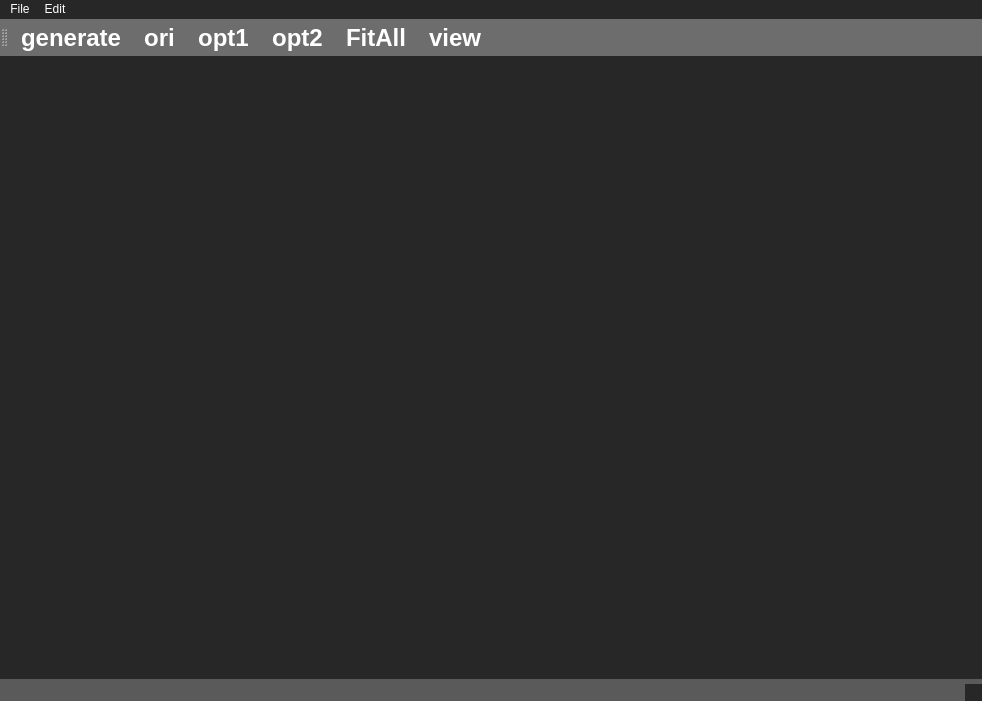
Above: OccDebuger/MainWindowOcc.ui from WisdomToNorth/OccDemo before the change. Below: the same form after it.
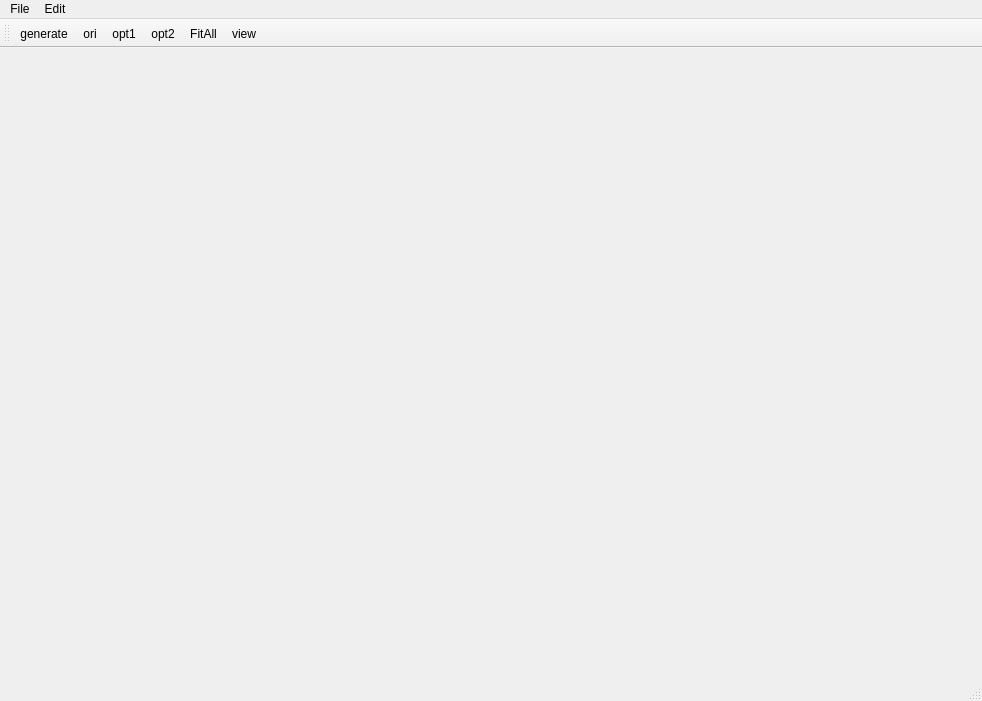
That is the form after the change.

Patch:
```diff
--- a/OccDebuger/MainWindowOcc.ui
+++ b/OccDebuger/MainWindowOcc.ui
@@ -13,152 +13,6 @@
   <property name="windowTitle">
    <string>MainWindowOcc</string>
   </property>
-  <property name="styleSheet">
-   <string notr="true">QWidget {
-    background-color: rgb(39, 39, 39);
-    border-color: black;
-    color: white;
-}
-
-QAbstractItemView {
-    show-decoration-selected: 1;
-    background: #252525;
-    selection-background-color: #505050;
-}
-
-QAbstractItemView::item:hover {
-    background: #383838;
-}
-
-QComboBox {
-    background: #505050;
-}
-
-QComboBox:editable {
-    background: #505050;
-}
-
-QComboBox:disabled {
-    background: rgb(40, 40, 40);
-}
-
-QDoubleSpinBox {
-    background: #505050;
-    font: 14px
-}
-
-QFileDialog {
-    background: #505050;
-}
-
-QFrame[frameShape=&quot;5&quot;] {
-    color: gray;
-    margin-top: 2px;
-    margin-bottom: 2px;
-}
-
-QGroupBox {
-    border: 1px solid #808080;
-    margin-top: 4ex;
-    font-weight: bold;
-}
-
-QHeaderView::section {
-    background-color: rgb(87, 87, 87);
-    border: -1px;
-    top: -2px;
-    left: 1px;
-}
-QLineEdit {
-    background: #505050;
-}
-
-QMenu {
-    background: #252525;
-    border: 1px solid rgb(100, 100, 100);
-}
-
-QMenu::item:selected {
-    background: rgb(110, 110, 110);
-}
-
-QMenu::separator {
-    background: rgb(110, 110, 110);
-    height: 1px;
-}
-
-QProgressBar {
-    background: #505050;
-}
-
-QPushButton {
-    background-color: rgb(90, 90, 90);
-}
-
-QPushButton:hover {
-    background-color: rgb(67, 67, 70)
-}
-
-QPushButton:pressed {
-    background-color: rgb(0, 122, 204)
-}
-
-QPushButton {
-    font: 9pt &quot;Tahoma&quot;;
-}
-
-QScrollBar::sub-line:vertical:pressed {
-    background: rgb(138, 138, 138);
-
-}
-
-QScrollBar:vertical {
-    background: #f5f5f7;
-    width: 10px;
-    min-height: 20px;
-    border-radius: 5px;
-}
-
-QStatusBar {
-    background-color: rgb(90, 90, 90);
-}
-
-QTextEdit {
-    background: #505050;
-}
-
-QToolBar {
-    background-color: rgb(109, 109, 109);
-    border: none;
-    padding: 1px;
-}
-
-QToolButton {
-    color: white;
-    font-size: 24px;
-    font:&quot;consolas&quot;;
-    font: bold;
-    background: rgb(109, 109, 109);
-}
-QSpinBox
-{
-    color: white;
-    font-size: 24px;
-    font:&quot;consolas&quot;;
-    font: bold;
-    background: rgb(59, 59, 59);
-}
-QLabel {
-    color: white;
-    font-size: 24px;
-    font:&quot;consolas&quot;;
-    font: bold;
-    background: rgb(109, 109, 109);
-}
-QToolButton:pressed {
-    background: rgb(78, 78, 78);
-}</string>
-  </property>
   <widget class="QWidget" name="centralWidget">
    <layout class="QGridLayout" name="gridLayout_3" rowstretch="0">
     <item row="0" column="0">
```
